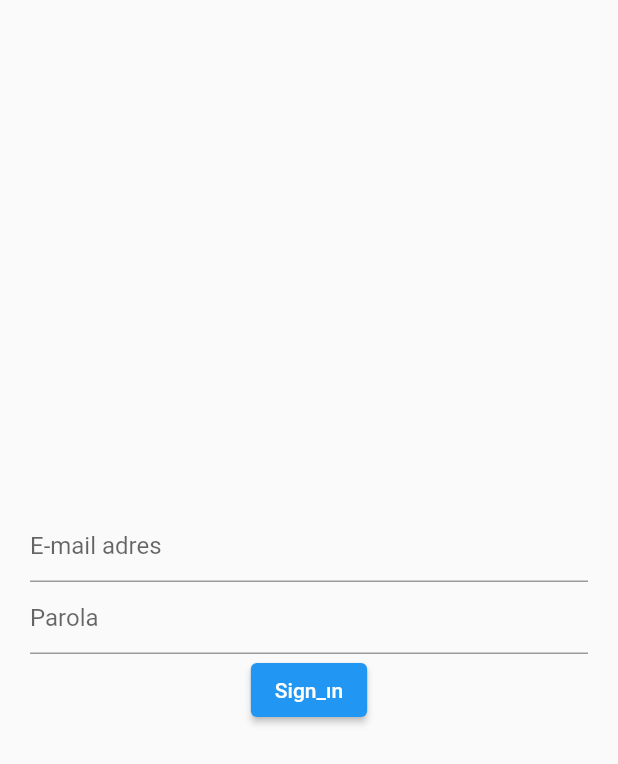
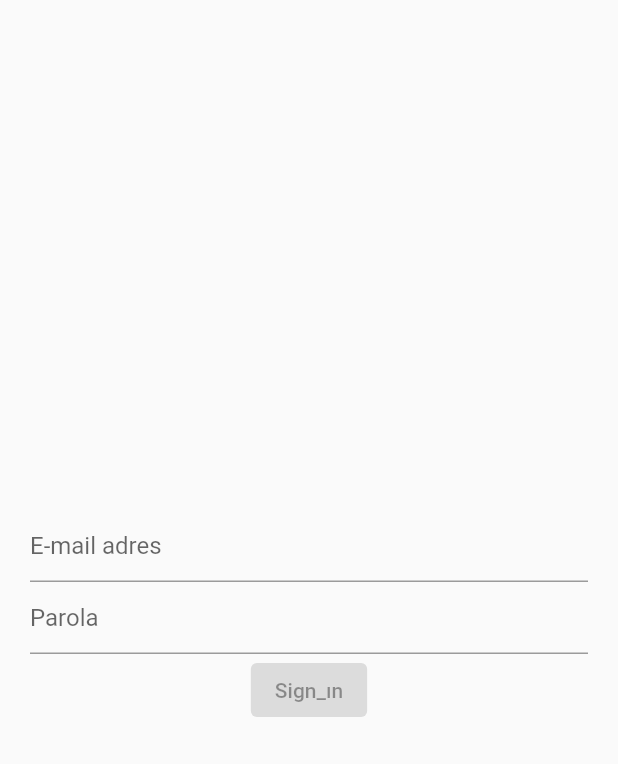
Before and after one commit to ferhatckrk/form_validation_with_BLoC, a Flutter app: the screen it shows after launch, on a phone screen of 412 x 824 dp. Shown: the top 764 px of the screen. Run offline on Flutter 3.47's test engine with Material 2 defaults, Android fonts, the phone set to English and light mode, and no system bars; our stand-ins replace bloc, email_validator, flutter_bloc.

Commit message:
added some features insign_in_screen

```diff
--- a/lib/main.dart
+++ b/lib/main.dart
@@ -19,7 +19,7 @@ class MyApp extends StatelessWidget {
         theme: ThemeData(
           primarySwatch: Colors.blue,
         ),
-        home: const SignInScreen(),
+        home: SignInScreen(),
       ),
     );
   }
--- a/lib/screens/sign_in/ui/sign_in_screen.dart
+++ b/lib/screens/sign_in/ui/sign_in_screen.dart
@@ -3,7 +3,10 @@ import 'package:flutter_bloc/flutter_bloc.dart';
 import 'package:form_validation_with_bloc/screens/sign_in/bloc/sign_in_bloc.dart';
 
 class SignInScreen extends StatelessWidget {
-  const SignInScreen({super.key});
+  SignInScreen({super.key});
+
+  TextEditingController emailController = TextEditingController();
+  TextEditingController passwordController = TextEditingController();
 
   @override
   Widget build(BuildContext context) {
@@ -13,19 +16,41 @@ class SignInScreen extends StatelessWidget {
           body: SafeArea(
             child: Container(
               alignment: Alignment.center,
-              padding: EdgeInsets.symmetric(horizontal: 20),
+              padding: const EdgeInsets.symmetric(horizontal: 20),
               child: Column(
                   mainAxisSize: MainAxisSize.min,
                   mainAxisAlignment: MainAxisAlignment.center,
                   children: [
                     TextField(
-                      decoration: InputDecoration(hintText: "E-mail adres"),
+                      controller: emailController,
+                      onChanged: (value) {
+                        context.read<SignInBloc>().add(SignInTextChangedEvent(
+                            emailController.text, passwordController.text));
+                      },
+                      decoration: InputDecoration(
+                          errorText: (state is SignInErrorState)
+                              ? state.errorMessage
+                              : null,
+                          hintText: "E-mail adres"),
                     ),
                     TextField(
+                      onChanged: (value) {
+                        context.read<SignInBloc>().add(SignInTextChangedEvent(
+                            emailController.text, passwordController.text));
+                      },
+                      controller: passwordController,
                       decoration: InputDecoration(hintText: "Parola "),
                       obscureText: true,
                     ),
-                    ElevatedButton(onPressed: () {}, child: Text("Sign_ın"))
+                    ElevatedButton(
+                        onPressed: (state is SignInValidState)
+                            ? () {
+                                context.read<SignInBloc>().add(
+                                    SignInTextChangedEvent(emailController.text,
+                                        passwordController.text));
+                              }
+                            : null,
+                        child: Text("Sign_ın"))
                   ]),
             ),
           ),
--- a/pubspec.yaml
+++ b/pubspec.yaml
@@ -36,6 +36,7 @@ dependencies:
   # Use with the CupertinoIcons class for iOS style icons.
   cupertino_icons: ^1.0.2
   flutter_bloc: ^8.1.3
+  email_validator: ^2.1.17
 
 dev_dependencies:
   flutter_test:
```
Also changed, not shown: lib/screens/sign_in/bloc/sign_in_bloc.dart (+5 -2 lines), lib/screens/sign_in/bloc/sign_in_event.dart (+8 -0 lines), pubspec.lock.
